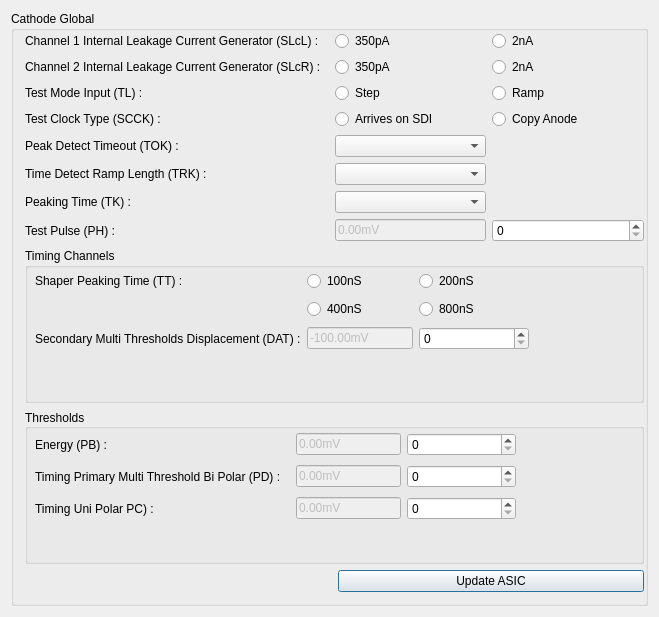
Above: qt/cathodedialog.ui from eNorris/cztgui before the change. Below: the same form after it.
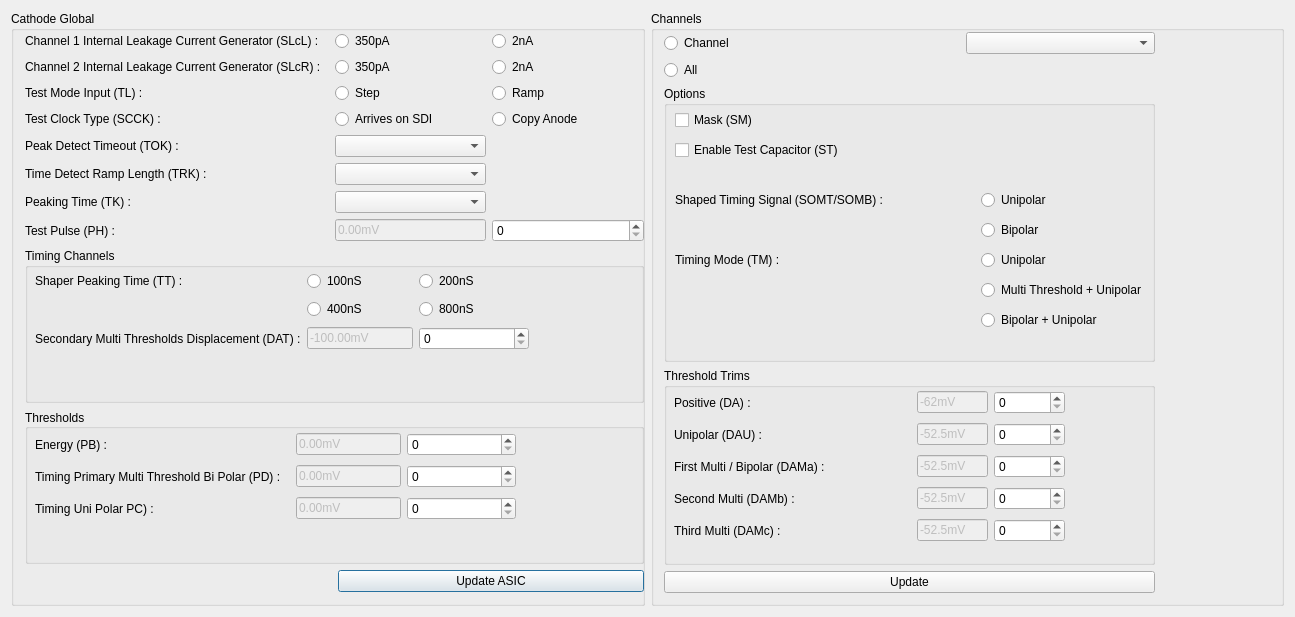
That is the form after the change.

Diff of the .ui file:
```diff
--- a/qt/cathodedialog.ui
+++ b/qt/cathodedialog.ui
@@ -6,7 +6,7 @@
    <rect>
     <x>0</x>
     <y>0</y>
-    <width>659</width>
+    <width>1295</width>
     <height>617</height>
    </rect>
   </property>
@@ -15,6 +15,8 @@
   </property>
   <layout class="QVBoxLayout" name="verticalLayout">
    <item>
+    <layout class="QGridLayout" name="gridLayout_47">
+     <item row="0" column="0">
     <widget class="QGroupBox" name="cathodeGlobalGroup">
      <property name="title">
       <string>Cathode Global</string>
@@ -393,6 +395,337 @@
      </widget>
     </widget>
    </item>
+     <item row="0" column="1">
+      <widget class="QGroupBox" name="cathodeChannelsGroup">
+       <property name="title">
+        <string>Channels</string>
+       </property>
+       <widget class="QWidget" name="layoutWidget101">
+        <property name="geometry">
+         <rect>
+          <x>13</x>
+          <y>21</y>
+          <width>491</width>
+          <height>561</height>
+         </rect>
+        </property>
+        <layout class="QGridLayout" name="gridLayout_46" rowstretch="10,35,25,10">
+         <item row="0" column="0">
+          <layout class="QGridLayout" name="gridLayout_31" columnstretch="61,39">
+           <item row="0" column="0">
+            <widget class="QRadioButton" name="individualCathodeRadio">
+             <property name="text">
+              <string>Channel</string>
+             </property>
+            </widget>
+           </item>
+           <item row="0" column="1">
+            <widget class="QComboBox" name="cathodeChannelNoCombo"/>
+           </item>
+           <item row="1" column="0">
+            <widget class="QRadioButton" name="allCathodesRadio">
+             <property name="text">
+              <string>All</string>
+             </property>
+            </widget>
+           </item>
+          </layout>
+         </item>
+         <item row="1" column="0">
+          <widget class="QGroupBox" name="cathodeChannelOptGroup">
+           <property name="title">
+            <string>Options</string>
+           </property>
+           <widget class="QWidget" name="layoutWidget18">
+            <property name="geometry">
+             <rect>
+              <x>11</x>
+              <y>20</y>
+              <width>472</width>
+              <height>231</height>
+             </rect>
+            </property>
+            <layout class="QGridLayout" name="gridLayout_25" columnstretch="56,0">
+             <item row="6" column="1">
+              <widget class="QRadioButton" name="cathodeTimingModeUnipolar_radio">
+               <property name="text">
+                <string>Unipolar</string>
+               </property>
+               <attribute name="buttonGroup">
+                <string notr="true">ASICCathodeTimingModeBtnGroup</string>
+               </attribute>
+              </widget>
+             </item>
+             <item row="0" column="0">
+              <widget class="QCheckBox" name="cathodeChannelMaskCheck">
+               <property name="text">
+                <string>Mask (SM)</string>
+               </property>
+              </widget>
+             </item>
+             <item row="7" column="1">
+              <widget class="QRadioButton" name="cathodeTimingModeMultiUnipolar_radio">
+               <property name="text">
+                <string>Multi Threshold + Unipolar</string>
+               </property>
+               <attribute name="buttonGroup">
+                <string notr="true">ASICCathodeTimingModeBtnGroup</string>
+               </attribute>
+              </widget>
+             </item>
+             <item row="4" column="1">
+              <widget class="QRadioButton" name="cathodeShapedTimingSignalUnipolar_radio">
+               <property name="text">
+                <string>Unipolar</string>
+               </property>
+               <attribute name="buttonGroup">
+                <string notr="true">ASICCathChannelShapedSignalBtnGroup</string>
+               </attribute>
+              </widget>
+             </item>
+             <item row="6" column="0">
+              <widget class="QLabel" name="cathodeChnlTimingModeLab">
+               <property name="text">
+                <string>Timing Mode (TM) :</string>
+               </property>
+               <property name="alignment">
+                <set>Qt::AlignLeading|Qt::AlignLeft|Qt::AlignVCenter</set>
+               </property>
+              </widget>
+             </item>
+             <item row="2" column="0" colspan="2">
+              <spacer name="verticalSpacer_5">
+               <property name="orientation">
+                <enum>Qt::Vertical</enum>
+               </property>
+               <property name="sizeType">
+                <enum>QSizePolicy::Fixed</enum>
+               </property>
+               <property name="sizeHint" stdset="0">
+                <size>
+                 <width>20</width>
+                 <height>20</height>
+                </size>
+               </property>
+              </spacer>
+             </item>
+             <item row="8" column="1">
+              <widget class="QRadioButton" name="cathodeChnlTimingModeBiPolarUniPolar_radio">
+               <property name="text">
+                <string>Bipolar + Unipolar</string>
+               </property>
+               <attribute name="buttonGroup">
+                <string notr="true">ASICCathodeTimingModeBtnGroup</string>
+               </attribute>
+              </widget>
+             </item>
+             <item row="5" column="1">
+              <widget class="QRadioButton" name="shapedTimingSignalBipolar_radio">
+               <property name="text">
+                <string>Bipolar</string>
+               </property>
+               <attribute name="buttonGroup">
+                <string notr="true">ASICCathChannelShapedSignalBtnGroup</string>
+               </attribute>
+              </widget>
+             </item>
+             <item row="1" column="0">
+              <widget class="QCheckBox" name="cathodeEnableTestCapacitorCheck">
+               <property name="text">
+                <string>Enable Test Capacitor (ST)</string>
+               </property>
+              </widget>
+             </item>
+             <item row="4" column="0">
+              <widget class="QLabel" name="cathodeShapedTimingSignalLab">
+               <property name="text">
+                <string>Shaped Timing Signal (SOMT/SOMB) :</string>
+               </property>
+               <property name="alignment">
+                <set>Qt::AlignLeading|Qt::AlignLeft|Qt::AlignVCenter</set>
+               </property>
+              </widget>
+             </item>
+            </layout>
+           </widget>
+          </widget>
+         </item>
+         <item row="2" column="0">
+          <widget class="QGroupBox" name="cathodeThresholdTrimsGroup">
+           <property name="title">
+            <string>Threshold Trims</string>
+           </property>
+           <widget class="QWidget" name="layoutWidget20">
+            <property name="geometry">
+             <rect>
+              <x>10</x>
+              <y>20</y>
+              <width>391</width>
+              <height>161</height>
+             </rect>
+            </property>
+            <layout class="QGridLayout" name="gridLayout_33" columnstretch="60,18,18">
+             <item row="0" column="0">
+              <widget class="QLabel" name="cathodeChnlPosTrimLab">
+               <property name="text">
+                <string>Positive (DA) :</string>
+               </property>
+               <property name="alignment">
+                <set>Qt::AlignLeading|Qt::AlignLeft|Qt::AlignVCenter</set>
+               </property>
+              </widget>
+             </item>
+             <item row="0" column="1">
+              <widget class="QLineEdit" name="cathodeChnlPosTrimValEdit">
+               <property name="enabled">
+                <bool>false</bool>
+               </property>
+               <property name="text">
+                <string>-62mV</string>
+               </property>
+              </widget>
+             </item>
+             <item row="0" column="2">
+              <widget class="QSpinBox" name="cathodeChnlPosTrimSpinner">
+               <property name="minimum">
+                <number>0</number>
+               </property>
+               <property name="maximum">
+                <number>31</number>
+               </property>
+               <property name="singleStep">
+                <number>1</number>
+               </property>
+               <property name="value">
+                <number>0</number>
+               </property>
+              </widget>
+             </item>
+             <item row="1" column="0">
+              <widget class="QLabel" name="cathodeUnipolarTrimLab">
+               <property name="text">
+                <string>Unipolar (DAU) :</string>
+               </property>
+               <property name="alignment">
+                <set>Qt::AlignLeading|Qt::AlignLeft|Qt::AlignVCenter</set>
+               </property>
+              </widget>
+             </item>
+             <item row="1" column="1">
+              <widget class="QLineEdit" name="cathodeChnlUnipolarTrimValEdit">
+               <property name="enabled">
+                <bool>false</bool>
+               </property>
+               <property name="text">
+                <string>-52.5mV</string>
+               </property>
+              </widget>
+             </item>
+             <item row="1" column="2">
+              <widget class="QSpinBox" name="cathodeChnlUnipolarTrimSpinner">
+               <property name="maximum">
+                <number>15</number>
+               </property>
+              </widget>
+             </item>
+             <item row="2" column="0">
+              <widget class="QLabel" name="cathodeChnlFirstMultiLab">
+               <property name="text">
+                <string>First Multi / Bipolar (DAMa) :</string>
+               </property>
+               <property name="alignment">
+                <set>Qt::AlignLeading|Qt::AlignLeft|Qt::AlignVCenter</set>
+               </property>
+              </widget>
+             </item>
+             <item row="2" column="1">
+              <widget class="QLineEdit" name="cathodeChnlFirstMultiTrimValEdit">
+               <property name="enabled">
+                <bool>false</bool>
+               </property>
+               <property name="text">
+                <string>-52.5mV</string>
+               </property>
+              </widget>
+             </item>
+             <item row="2" column="2">
+              <widget class="QSpinBox" name="cathodeChnlFirstMultiTrimSpinner">
+               <property name="maximum">
+                <number>15</number>
+               </property>
+              </widget>
+             </item>
+             <item row="3" column="0">
+              <widget class="QLabel" name="cathodeChnlSecondMultiTrimEdit">
+               <property name="text">
+                <string>Second Multi (DAMb) :</string>
+               </property>
+               <property name="alignment">
+                <set>Qt::AlignLeading|Qt::AlignLeft|Qt::AlignVCenter</set>
+               </property>
+              </widget>
+             </item>
+             <item row="3" column="1">
+              <widget class="QLineEdit" name="cathodeChnlSecondMultiTrimValEdit">
+               <property name="enabled">
+                <bool>false</bool>
+               </property>
+               <property name="text">
+                <string>-52.5mV</string>
+               </property>
+              </widget>
+             </item>
+             <item row="3" column="2">
+              <widget class="QSpinBox" name="cathodeChnlSecondMultiTrimSpinner">
+               <property name="maximum">
+                <number>15</number>
+               </property>
+              </widget>
+             </item>
+             <item row="4" column="0">
+              <widget class="QLabel" name="cathodeChnlThirdMultiTrimLab">
+               <property name="text">
+                <string>Third Multi (DAMc) :</string>
+               </property>
+               <property name="alignment">
+                <set>Qt::AlignLeading|Qt::AlignLeft|Qt::AlignVCenter</set>
+               </property>
+              </widget>
+             </item>
+             <item row="4" column="1">
+              <widget class="QLineEdit" name="cathodeChnlThirdMultiTrimValEdit">
+               <property name="enabled">
+                <bool>false</bool>
+               </property>
+               <property name="text">
+                <string>-52.5mV</string>
+               </property>
+              </widget>
+             </item>
+             <item row="4" column="2">
+              <widget class="QSpinBox" name="cathodeChnlThirdMultiTrimSpinner">
+               <property name="maximum">
+                <number>15</number>
+               </property>
+              </widget>
+             </item>
+            </layout>
+           </widget>
+          </widget>
+         </item>
+         <item row="3" column="0">
+          <widget class="QPushButton" name="updateCathodeChannelButton">
+           <property name="text">
+            <string>Update</string>
+           </property>
+          </widget>
+         </item>
+        </layout>
+       </widget>
+      </widget>
+     </item>
+    </layout>
+   </item>
   </layout>
  </widget>
  <resources/>
```
Left out of the diff: 45 changed lines with no effect on the pictures. Lines whose indentation alone changed are shown as unchanged.
